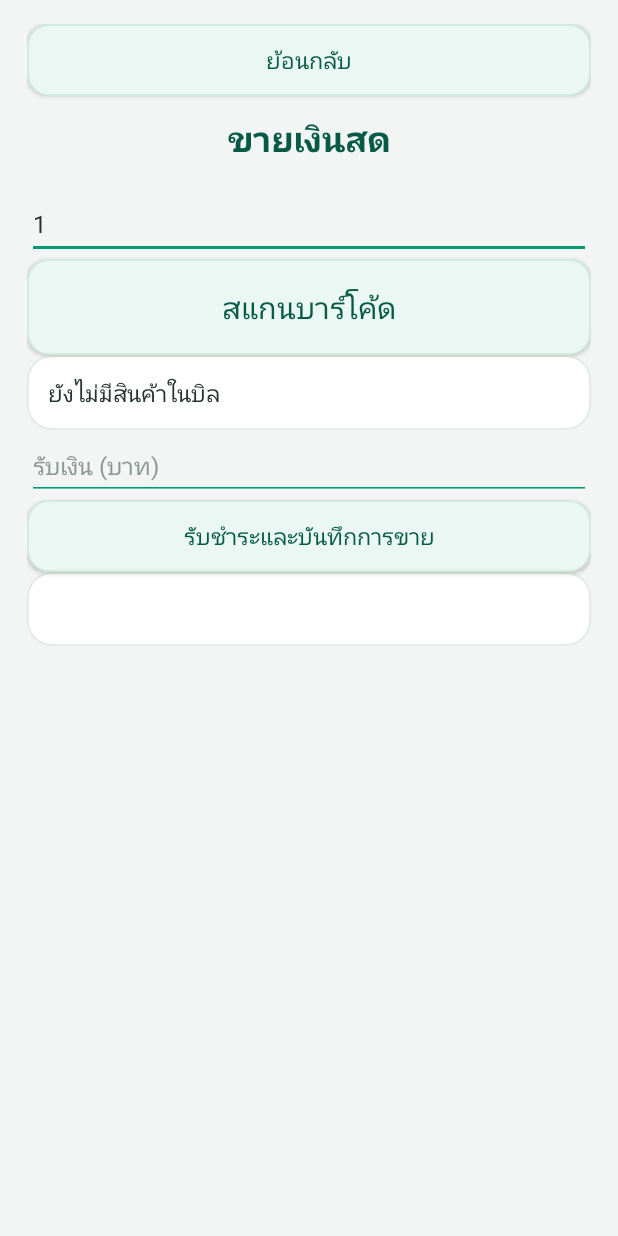
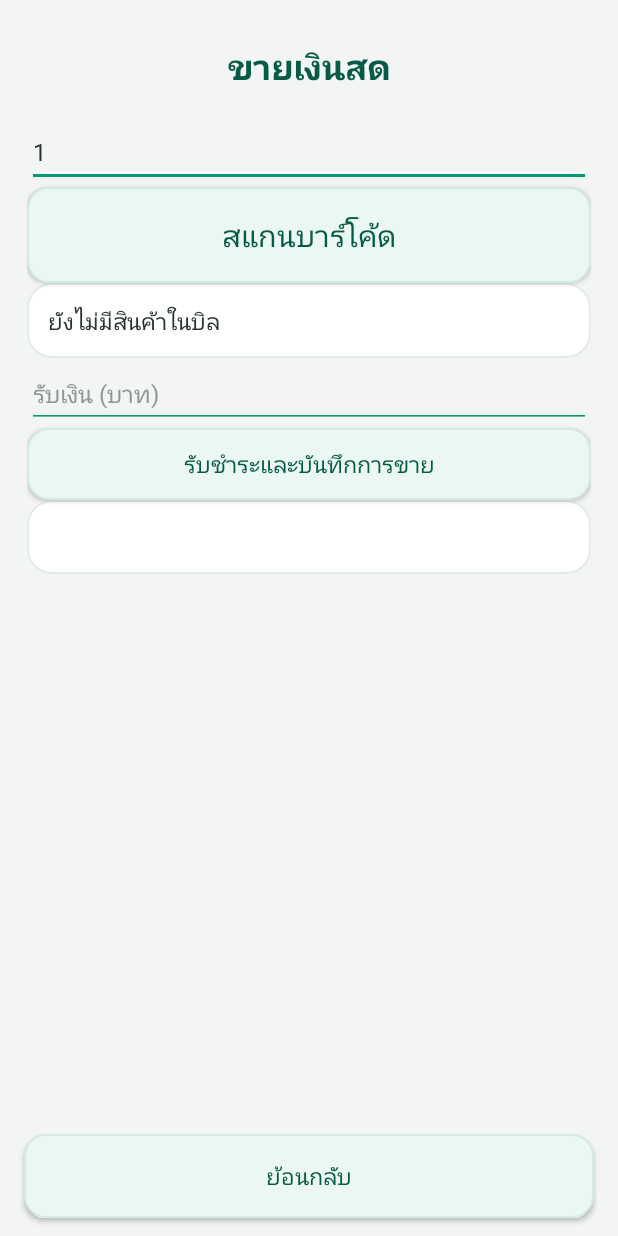
Before and after one commit to preechaphukthaisong-cpu/mae-yai-on-pos, an Android app: the SalesActivity screen opened directly, with no data from a screen before it, on a phone screen of 412 x 824 dp. Run offline under Robolectric (Android 15) with nearby library versions, the phone set to English and light mode, and no system bars; libraries missing offline, so code that uses them is left out: androidx.camera.view.

Commit message:
Move back navigation to fixed bottom bar

```diff
--- a/app/src/main/java/com/maeyaion/pos/feature/sales/SalesActivity.java
+++ b/app/src/main/java/com/maeyaion/pos/feature/sales/SalesActivity.java
@@ -55,8 +55,9 @@ public final class SalesActivity extends ComponentActivity {
  @Override protected void onCreate(Bundle state){super.onCreate(state);cameraExecutor=Executors.newSingleThreadExecutor();speech=new ThaiSpeechService(this,null);speech.initialize();screen=getIntent().getStringExtra(SalesRoute.EXTRA_SCREEN);credit="credit".equals(screen);render();}
  private void render(){
   LinearLayout root=new LinearLayout(this);root.setOrientation(LinearLayout.VERTICAL);root.setPadding(dp(18),dp(16),dp(18),dp(24));root.setBackgroundColor(getColor(com.maeyaion.pos.R.color.pos_background));
-  ScrollView scroll=new ScrollView(this);scroll.addView(root);setContentView(scroll);
-  Button backButton=new Button(this);backButton.setText("ย้อนกลับ");backButton.setOnClickListener(v->finish());root.addView(backButton);
+  LinearLayout screenRoot=new LinearLayout(this);screenRoot.setOrientation(LinearLayout.VERTICAL);
+  ScrollView scroll=new ScrollView(this);scroll.setLayoutParams(new LinearLayout.LayoutParams(LinearLayout.LayoutParams.MATCH_PARENT,0,1f));scroll.addView(root);screenRoot.addView(scroll);setContentView(screenRoot);
+  Button backButton=new Button(this);backButton.setText("ย้อนกลับ");backButton.setOnClickListener(v->finish());LinearLayout.LayoutParams backParams=new LinearLayout.LayoutParams(LinearLayout.LayoutParams.MATCH_PARENT,dp(56));backParams.setMargins(dp(16),dp(8),dp(16),dp(12));screenRoot.addView(backButton,backParams);
   TextView title=new TextView(this);title.setText("customers".equals(screen)?"บัญชีลูกค้าเชื่อ":credit?"ขายเชื่อ":"ขายเงินสด");title.setTextSize(23);title.setTextColor(getColor(com.maeyaion.pos.R.color.pos_forest));title.setTypeface(android.graphics.Typeface.DEFAULT,android.graphics.Typeface.BOLD);title.setGravity(Gravity.CENTER);title.setPadding(0,dp(12),0,dp(18));root.addView(title);
   if("customers".equals(screen)){loadCustomers(root);return;}
   quantity=field(root,"จำนวนสินค้าก่อนสแกน (สูงสุด 3 ตำแหน่ง)");quantity.setText("1");
```
